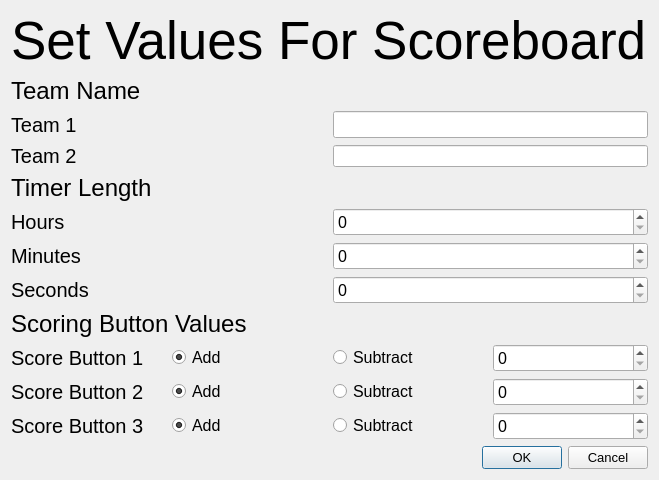
First picture: the form in change values.ui, repository 26mcgarp/PyQt6-Boiler-Plate, before the edit.
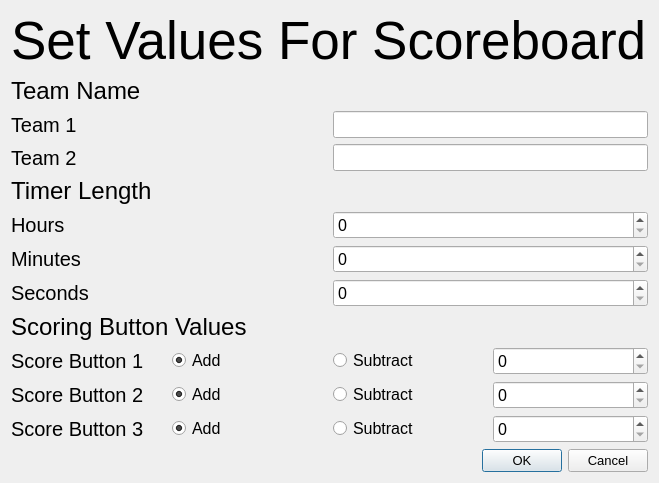
Second picture: the form after the edit.

```diff
--- a/change values.ui
+++ b/change values.ui
@@ -93,7 +93,13 @@
       </widget>
      </item>
      <item row="1" column="1">
-      <widget class="QLineEdit" name="lineEdit_team2_name"/>
+      <widget class="QLineEdit" name="lineEdit_team2_name">
+       <property name="font">
+        <font>
+         <pointsize>12</pointsize>
+        </font>
+       </property>
+      </widget>
      </item>
     </layout>
    </item>
@@ -259,7 +265,7 @@
       </widget>
      </item>
      <item row="0" column="2">
-      <widget class="QRadioButton" name="radioButton_score2_subtract">
+      <widget class="QRadioButton" name="radioButton_score1_subtract">
        <property name="font">
         <font>
          <pointsize>12</pointsize>
@@ -331,7 +337,7 @@
       </widget>
      </item>
      <item row="1" column="2">
-      <widget class="QRadioButton" name="radioButton_score2_subtract_2">
+      <widget class="QRadioButton" name="radioButton_score2_subtract">
        <property name="font">
         <font>
          <pointsize>12</pointsize>
```
